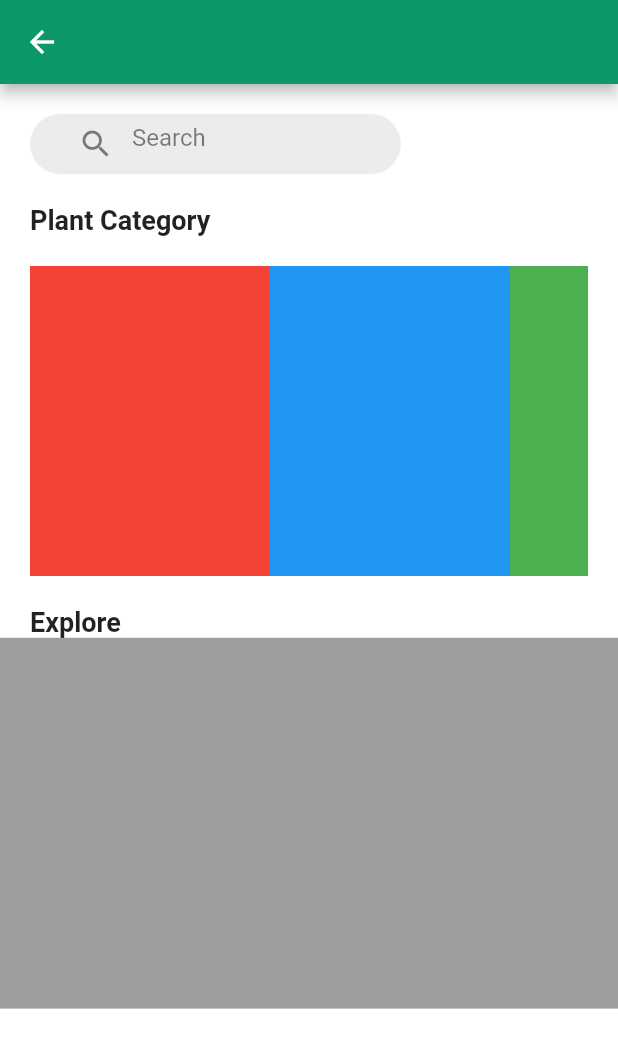
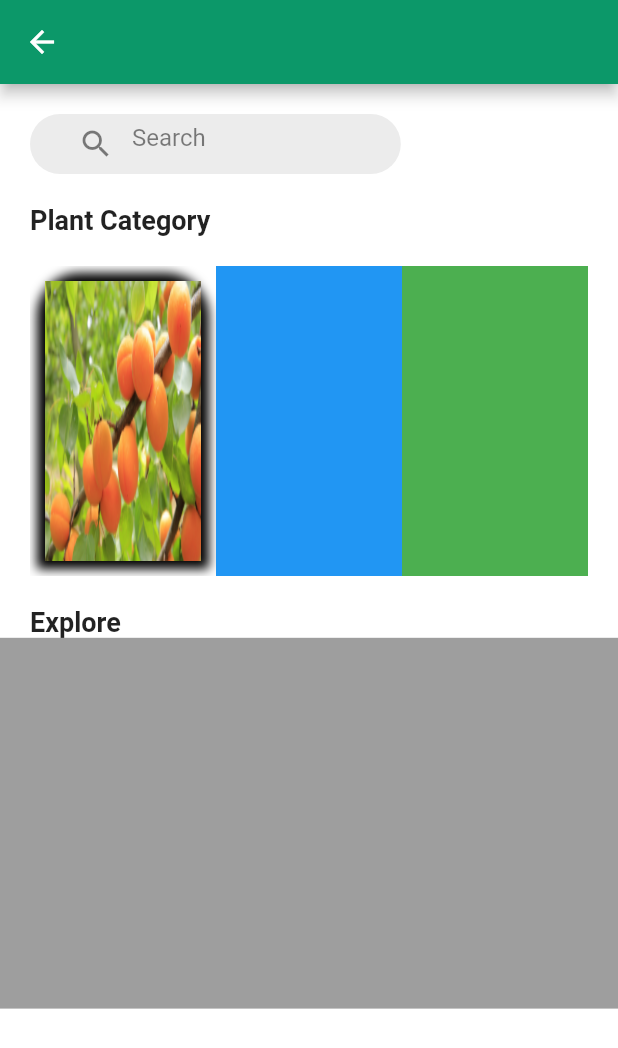
Before and after one commit to AagonP/MDP, a Flutter app: the Overview screen opened directly, on a phone screen of 412 x 824 dp. Shown: the top 1048 px of the screen. Run offline on Flutter 3.47's test engine with Material 2 defaults, Android fonts, the phone set to English and light mode, and no system bars; our stand-ins replace firebase_auth, firebase_core; missing offline and left inert: mqtt_client; accounts and stored records are empty.

Commit message:
Change folder structures

```diff
--- a/smart_gardern_app/lib/Helpers/mqtt_helper.dart
+++ b/smart_gardern_app/lib/Helpers/mqtt_helper.dart
@@ -13,8 +13,8 @@ Map mqttDecode(String jsonString) {
 
 String mqttEncode(Map data) {
   String id = "\"id\":\"${data['id']}\"";
-  String name = "\"id\":\"${data['name']}\"";
-  String value = "\"id\":\"${data['data']}\"";
-  String unit = "\"id\":\"${data['unit']}\"";
+  String name = "\"name\":\"${data['name']}\"";
+  String value = "\"value\":\"${data['data']}\"";
+  String unit = "\"unit\":\"${data['unit']}\"";
   return "$id,$name,$value,$unit";
 }
--- /dev/null
+++ b/smart_gardern_app/lib/Models/plant.dart
@@ -0,0 +1,38 @@
+class Plant {
+  String name;
+  String familyName;
+  String height;
+  String spread;
+  String info;
+  String imageURL;
+  // Info format
+  // height:100,weight:100,spread:365cm
+  Plant(this.name, this.familyName, this.spread, this.height, this.info,
+      this.imageURL);
+}
+
+class PlantModel {
+  List<Plant> plants = [
+    Plant(
+        "Nectarine",
+        "Prunus persica",
+        "365",
+        "1000",
+        "The nectarine is a deciduous tree that produces stone, or drupe, fruits. It is actually the same species as a Peach, it just has a recessive gene that makes it's skin smooth rather than fuzzy. Both fruits belong to the genus Prunus which includes the cherry, apricot, almond, and plum. The peach and nectarine are classified with the almond in the subgenus Amygdalus because their stones are corrugated rather than smooth. Most cultivars require 500 hours of chilling at temperatures between 0 and 10 °C during the winter, and hot temperatures in the summer to ripen fruit. Some varieties are self-pollinating, while others require pollination by a peach or nectarine tree of another variety with the same bloom period within 50 feet. Standard and dwarf rootstocks are available. Dwarf trees can grow to 3 meters, standard to 4.5 meters. Depending on the size chosen, the tree will bear fruit within 2-4 years of planting.",
+        ""),
+    Plant(
+        "Apricot",
+        "Prunus armeniaca",
+        "450",
+        "450",
+        "The apricot is a small fruiting tree in the genus Prunus (of which other stone fruits like peaches, plums and cherries are also members). It is a section of the Prunus (Plum) subgenus. The apricot tree has a dense, spreading canopy with white to pinkish flowers. It's fruit are yellow to orange, smaller than peaches, and have smooth or velvety skin. The apricot can tolerate winter temperatures down to −30 °C, making it slightly more cold-hardy than peach trees. However, it is susceptible to spring frosts killing the blooms because it tends to flower very early. Some varieties are self-pollinating, but all apricot trees benefit from a pollination partner with the same bloom time within 15 meters. Standard and dwarf rootstocks are available. Dwarf trees can grow to 3 meters, standard to 4.5 meters. Depending on the size chosen, the tree will bear fruit within 2-4 years of planting.",
+        "smart_gardern_app/assets/demo_images/aparicot.jpg"),
+    Plant(
+        "Fennel",
+        "Foeniculum vulgare",
+        "60",
+        "60",
+        "Fennel is a flowering plant species with yellow flowers and feathery leaves. It is grown primarily for its bulbous white base and green leaf stalks, which have a mild, fresh licorice flavor. It's base and stalks are delicious roasted, grilled, or eaten fresh.",
+        "")
+  ];
+}
--- a/smart_gardern_app/lib/Screens/Home/home_screen.dart
+++ b/smart_gardern_app/lib/Screens/Home/home_screen.dart
@@ -3,7 +3,7 @@ import 'package:flutter/material.dart';
 import '../Demo/demo_screen.dart';
 
 import '../../components/rounded_button.dart';
-import '../Plant Library/Plant Library Overview /plantlib_overview_screen.dart';
+import '../Plant Library/Overview/plantlib_overview_screen.dart';
 
 class HomeScreen extends StatelessWidget {
   @override
--- a/smart_gardern_app/lib/Screens/Plant Library/Plant Library Overview /components/plant_category_bar.dart
+++ b/smart_gardern_app/lib/Screens/Plant Library/Overview/components/plant_category_bar.dart
@@ -23,15 +23,36 @@ class _PlantCategoryBarState extends State<PlantCategoryBar> {
           scrollDirection: Axis.horizontal,
           children: <Widget>[
             Container(
-              width: 160.0,
-              color: Colors.red,
+              width: (size.width - 20 * 2) / 3,
+              padding: EdgeInsets.symmetric(
+                  horizontal: kDefaultPadding / 2,
+                  vertical: kDefaultPadding / 2),
+              child: Container(
+                decoration: BoxDecoration(
+                  borderRadius: BorderRadius.only(
+                    topLeft: Radius.circular(28),
+                    topRight: Radius.circular(29),
+                  ),
+                  boxShadow: [
+                    BoxShadow(
+                      color: Colors.black,
+                      spreadRadius: 5,
+                      blurRadius: 5,
+                    )
+                  ],
+                ),
+                child: Image(
+                  image: AssetImage('assets/demo_images/aparicot.jpg'),
+                  fit: BoxFit.fill,
+                ),
+              ),
             ),
             Container(
-              width: 160.0,
+              width: (size.width - 20 * 2) / 3,
               color: Colors.blue,
             ),
             Container(
-              width: 160.0,
+              width: (size.width - 20 * 2) / 3,
               color: Colors.green,
             ),
             Container(
--- a/smart_gardern_app/pubspec.yaml
+++ b/smart_gardern_app/pubspec.yaml
@@ -55,6 +55,7 @@ flutter:
   assets:
     - assets/images/
     - assets/icons/
+    - assets/demo_images/
 
   # An image asset can refer to one or more resolution-specific "variants", see
   # https://flutter.dev/assets-and-images/#resolution-aware.
```
Also changed, not shown: smart_gardern_app/lib/Screens/Demo/demo_screen.dart (+6 -3 lines), smart_gardern_app/assets/demo_images/aparicot.jpg (added), smart_gardern_app/assets/demo_images/fennel.jpg (added), smart_gardern_app/assets/demo_images/nectarine.jpg (added), smart_gardern_app/lib/Screens/Plant Library/Overview/components/body.dart (renamed from smart_gardern_app/lib/Screens/Plant Library/Plant Library Overview /components/body.dart), smart_gardern_app/lib/Screens/Plant Library/Overview/components/explore_bar.dart (renamed from smart_gardern_app/lib/Screens/Plant Library/Plant Library Overview /components/explore_bar.dart), smart_gardern_app/lib/Screens/Plant Library/Overview/components/search_bar.dart (renamed from smart_gardern_app/lib/Screens/Plant Library/Plant Library Overview /components/search_bar.dart), smart_gardern_app/lib/Screens/Plant Library/Overview/components/top_bar.dart (renamed from smart_gardern_app/lib/Screens/Plant Library/Plant Library Overview /components/top_bar.dart), smart_gardern_app/lib/Screens/Plant Library/Overview/plantlib_overview_screen.dart (renamed from smart_gardern_app/lib/Screens/Plant Library/Plant Library Overview /plantlib_overview_screen.dart).
